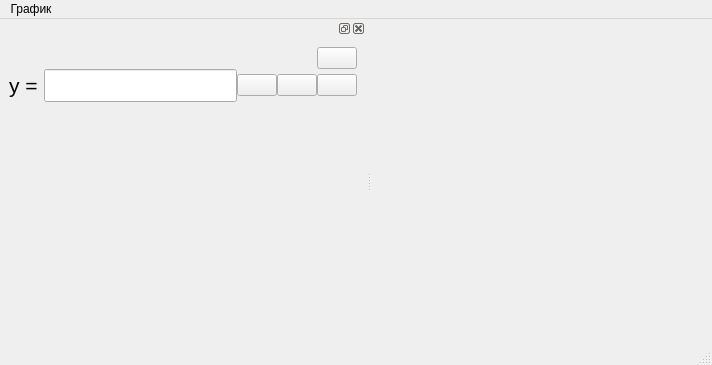
d-code000/BitGraph, file ui/graph.ui: the form before one commit.
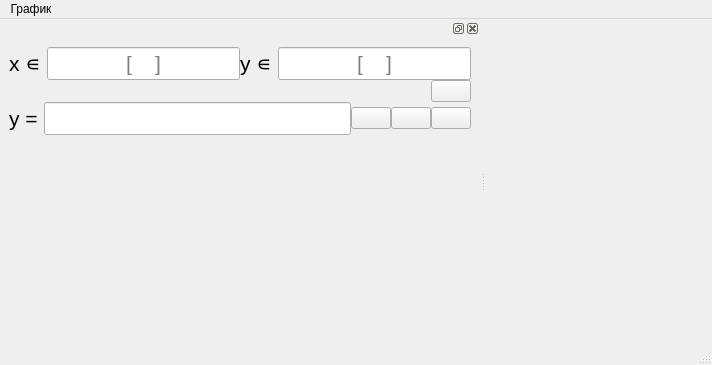
The form after the commit. Icons and pictures are not drawn.

Commit message: Add x, y ranges

Diff of the .ui file:
```diff
--- a/ui/graph.ui
+++ b/ui/graph.ui
@@ -73,6 +73,82 @@
        <property name="spacing">
         <number>0</number>
        </property>
+       <item>
+        <layout class="QHBoxLayout" name="stepHorizontalLayout"/>
+       </item>
+       <item>
+        <layout class="QHBoxLayout" name="rangeHorizontalLayout">
+         <item>
+          <widget class="QLabel" name="xLabel">
+           <property name="font">
+            <font>
+             <pointsize>16</pointsize>
+            </font>
+           </property>
+           <property name="text">
+            <string>x ∊ </string>
+           </property>
+          </widget>
+         </item>
+         <item>
+          <widget class="QLineEdit" name="xRangeLineEdit">
+           <property name="font">
+            <font>
+             <pointsize>16</pointsize>
+            </font>
+           </property>
+           <property name="layoutDirection">
+            <enum>Qt::LayoutDirection::LeftToRight</enum>
+           </property>
+           <property name="autoFillBackground">
+            <bool>false</bool>
+           </property>
+           <property name="text">
+            <string/>
+           </property>
+           <property name="alignment">
+            <set>Qt::AlignmentFlag::AlignCenter</set>
+           </property>
+           <property name="placeholderText">
+            <string>[    ]</string>
+           </property>
+           <property name="clearButtonEnabled">
+            <bool>false</bool>
+           </property>
+          </widget>
+         </item>
+         <item>
+          <widget class="QLabel" name="yLabel_2">
+           <property name="font">
+            <font>
+             <pointsize>16</pointsize>
+            </font>
+           </property>
+           <property name="text">
+            <string>y ∊ </string>
+           </property>
+          </widget>
+         </item>
+         <item>
+          <widget class="QLineEdit" name="yRangeLineEdit">
+           <property name="font">
+            <font>
+             <pointsize>16</pointsize>
+            </font>
+           </property>
+           <property name="text">
+            <string/>
+           </property>
+           <property name="alignment">
+            <set>Qt::AlignmentFlag::AlignCenter</set>
+           </property>
+           <property name="placeholderText">
+            <string>[    ]</string>
+           </property>
+          </widget>
+         </item>
+        </layout>
+       </item>
        <item>
         <layout class="QHBoxLayout" name="topGraphSettingHorizontalLayout">
          <item>
```
Left out of the diff: 2 changed lines with no effect on the pictures. The commit also changes 1 other file.
